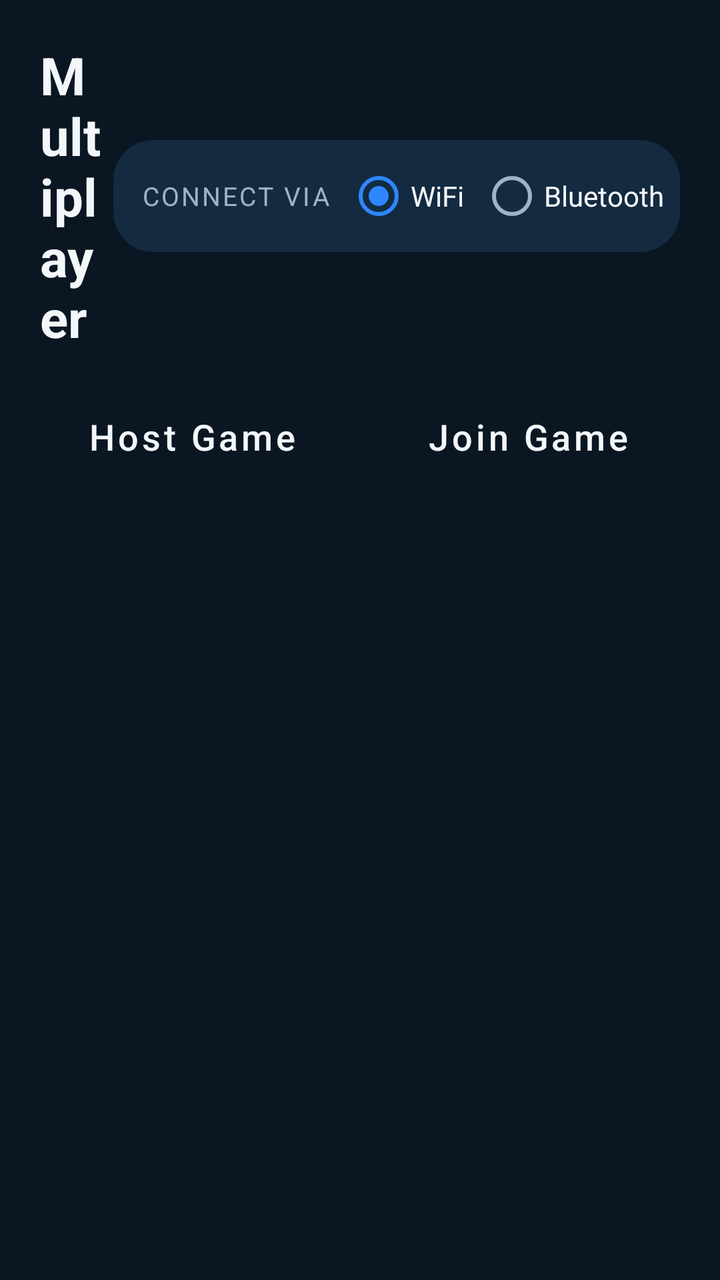
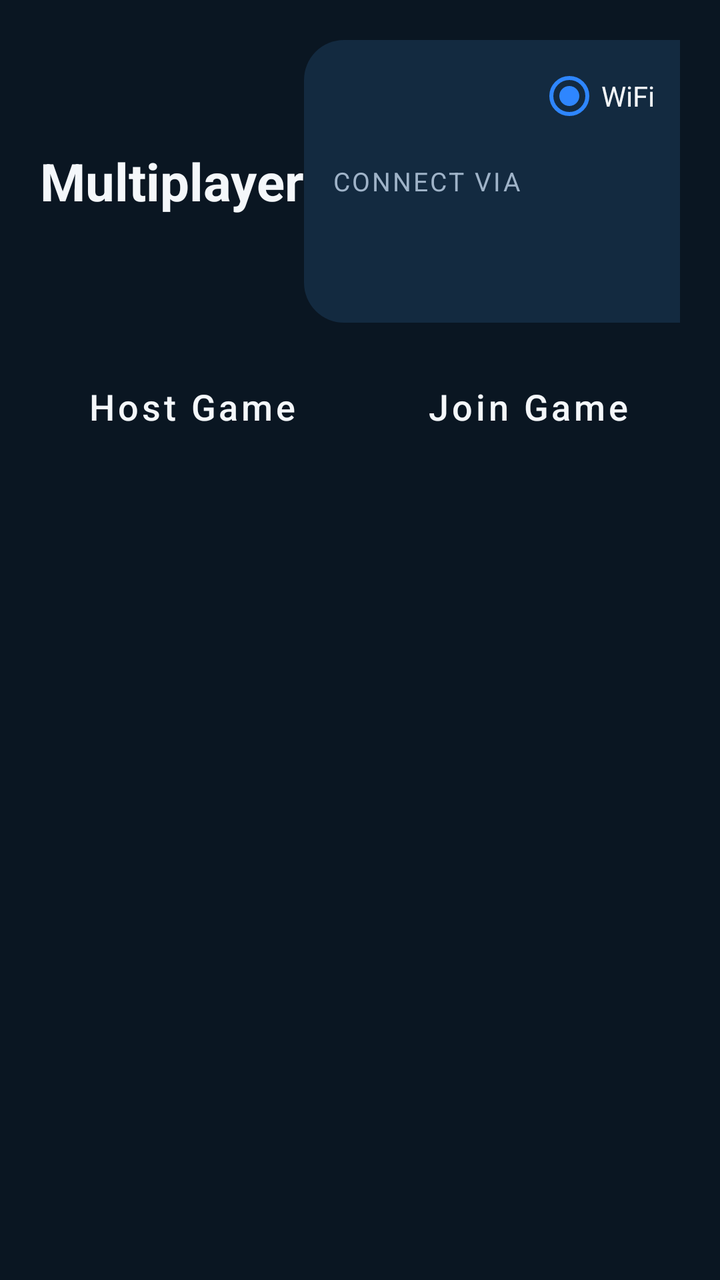

Two renders of the same Android screen: before a commit and after it. Below are the layout's source before the change and the commit's diff.
<!-- AndroidManifest.xml: application theme Theme.TableHockey -->
<!-- res/layout/activity_wifi_lobby.xml -->
<?xml version="1.0" encoding="utf-8"?>
<ScrollView xmlns:android="http://schemas.android.com/apk/res/android"
    android:layout_width="match_parent"
    android:layout_height="match_parent"
    android:background="@color/bg_dark">

    <LinearLayout
        android:layout_width="match_parent"
        android:layout_height="wrap_content"
        android:orientation="vertical"
        android:padding="20dp">

        <LinearLayout
            android:layout_width="match_parent"
            android:layout_height="wrap_content"
            android:orientation="horizontal"
            android:gravity="center_vertical"
            android:layout_marginBottom="14dp">

            <TextView
                android:layout_width="0dp"
                android:layout_height="wrap_content"
                android:layout_weight="1"
                android:text="@string/mp_title"
                android:textColor="@color/text_primary"
                android:textSize="26sp"
                android:textStyle="bold" />

            
            <LinearLayout
                android:layout_width="wrap_content"
                android:layout_height="wrap_content"
                android:orientation="horizontal"
                android:gravity="center_vertical"
                android:background="@drawable/bg_card"
                android:paddingStart="14dp"
                android:paddingEnd="8dp"
                android:paddingTop="4dp"
                android:paddingBottom="4dp">

                <TextView style="@style/SectionLabel" android:layout_width="wrap_content" android:layout_height="wrap_content" android:text="@string/mp_connection" android:layout_marginEnd="8dp" />

                <RadioGroup
                    android:id="@+id/radioConnection"
                    android:layout_width="wrap_content"
                    android:layout_height="wrap_content"
                    android:orientation="horizontal">
                    <RadioButton android:id="@+id/connWifi" android:layout_width="wrap_content" android:layout_height="wrap_content" android:text="@string/mp_wifi" android:textColor="@color/text_primary" android:checked="true" />
                    <RadioButton android:id="@+id/connBluetooth" android:layout_width="wrap_content" android:layout_height="wrap_content" android:layout_marginStart="8dp" android:text="@string/mp_bluetooth" android:textColor="@color/text_primary" />
                </RadioGroup>
            </LinearLayout>
        </LinearLayout>

        
        <LinearLayout
            android:id="@+id/chooserLayout"
            android:layout_width="match_parent"
            android:layout_height="wrap_content"
            android:orientation="horizontal">

            <Button android:id="@+id/btnHostGame" style="@style/MenuButton" android:layout_width="0dp" android:layout_weight="1" android:layout_marginEnd="8dp" android:text="@string/wifi_host" />
            <Button android:id="@+id/btnJoinGame" style="@style/MenuButton" android:layout_width="0dp" android:layout_weight="1" android:layout_marginStart="8dp" android:text="@string/wifi_join" />
        </LinearLayout>

        
        <LinearLayout
            android:id="@+id/hostLayout"
            android:layout_width="match_parent"
            android:layout_height="wrap_content"
            android:orientation="vertical"
            android:visibility="gone">

            <LinearLayout
                android:layout_width="match_parent"
                android:layout_height="wrap_content"
                android:orientation="horizontal">

                <LinearLayout
                    android:layout_width="0dp"
                    android:layout_height="wrap_content"
                    android:layout_weight="1"
                    android:orientation="vertical"
                    android:background="@drawable/bg_card"
                    android:padding="14dp"
                    android:layout_marginEnd="8dp">
                    <TextView style="@style/SectionLabel" android:layout_width="wrap_content" android:layout_height="wrap_content" android:text="@string/wifi_host_team" />
                    <Spinner android:id="@+id/spinnerHostTeam" android:layout_width="match_parent" android:layout_height="44dp" android:layout_marginTop="6dp" />
                </LinearLayout>

                <LinearLayout
                    android:layout_width="0dp"
                    android:layout_height="wrap_content"
                    android:layout_weight="1"
                    android:orientation="vertical"
                    android:background="@drawable/bg_card"
                    android:padding="14dp"
                    android:layout_marginStart="8dp">
                    <TextView style="@style/SectionLabel" android:layout_width="wrap_content" android:layout_height="wrap_content" android:text="@string/wifi_guest_team" />
                    <Spinner android:id="@+id/spinnerGuestTeam" android:layout_width="match_parent" android:layout_height="44dp" android:layout_marginTop="6dp" />
                </LinearLayout>
            </LinearLayout>

            <LinearLayout
                android:layout_width="match_parent"
                android:layout_height="wrap_content"
                android:orientation="vertical"
                android:background="@drawable/bg_card"
                android:padding="14dp"
                android:layout_marginTop="12dp">

                <TextView style="@style/SectionLabel" android:layout_width="wrap_content" android:layout_height="wrap_content" android:text="@string/settings_period_length" />

                <RadioGroup
                    android:id="@+id/radioHostPeriod"
                    android:layout_width="match_parent"
                    android:layout_height="wrap_content"
                    android:orientation="horizontal"
                    android:layout_marginTop="6dp">
                    <RadioButton android:id="@+id/hostPeriod1" android:layout_width="0dp" android:layout_height="wrap_content" android:layout_weight="1" android:text="@string/period_1" android:textColor="@color/text_primary" />
                    <RadioButton android:id="@+id/hostPeriod2" android:layout_width="0dp" android:layout_height="wrap_content" android:layout_weight="1" android:text="@string/period_2" android:textColor="@color/text_primary" android:checked="true" />
                    <RadioButton android:id="@+id/hostPeriod3" android:layout_width="0dp" android:layout_height="wrap_content" android:layout_weight="1" android:text="@string/period_3" android:textColor="@color/text_primary" />
                    <RadioButton android:id="@+id/hostPeriod5" android:layout_width="0dp" android:layout_height="wrap_content" android:layout_weight="1" android:text="@string/period_5" android:textColor="@color/text_primary" />
                </RadioGroup>
            </LinearLayout>

            <TextView
                android:id="@+id/hostHintText"
                android:layout_width="match_parent"
                android:layout_height="wrap_content"
                android:layout_marginTop="10dp"
                android:text="@string/bt_hint_host"
                android:textColor="@color/text_secondary"
                android:textSize="14sp"
                android:visibility="gone" />

            <LinearLayout
                android:layout_width="match_parent"
                android:layout_height="wrap_content"
                android:orientation="horizontal"
                android:layout_marginTop="12dp">
                <Button android:id="@+id/btnStartHosting" style="@style/MenuButton" android:layout_width="0dp" android:layout_weight="1" android:layout_marginEnd="8dp" android:text="@string/wifi_host" />
                <Button android:id="@+id/btnDiscoverable" style="@style/MenuButton" android:layout_width="0dp" android:layout_weight="1" android:layout_marginEnd="8dp" android:text="@string/bt_make_discoverable" android:visibility="gone" />
                <Button android:id="@+id/btnCancelHost" style="@style/MenuButton" android:layout_width="0dp" android:layout_weight="1" android:backgroundTint="@color/accent_red" android:text="@string/wifi_cancel" />
            </LinearLayout>

            <TextView
                android:id="@+id/hostStatusText"
                android:layout_width="match_parent"
                android:layout_height="wrap_content"
                android:layout_marginTop="12dp"
                android:gravity="center"
                android:textColor="@color/text_secondary"
                android:visibility="gone" />
        </LinearLayout>

        
        <LinearLayout
            android:id="@+id/joinLayout"
            android:layout_width="match_parent"
            android:layout_height="wrap_content"
            android:orientation="vertical"
            android:visibility="gone">

            <TextView
                android:id="@+id/joinHintText"
                android:layout_width="match_parent"
                android:layout_height="wrap_content"
                android:text="@string/wifi_hint_join"
                android:textColor="@color/text_secondary"
                android:textSize="14sp"
                android:layout_marginBottom="8dp" />

            <TextView
                android:id="@+id/joinStatusText"
                android:layout_width="match_parent"
                android:layout_height="wrap_content"
                android:gravity="center"
                android:textColor="@color/text_primary"
                android:textStyle="bold"
                android:text="@string/wifi_searching_status"
                android:layout_marginBottom="10dp" />

            <LinearLayout
                android:id="@+id/discoveredListContainer"
                android:layout_width="match_parent"
                android:layout_height="wrap_content"
                android:orientation="vertical" />

            <Button
                android:id="@+id/btnScan"
                style="@style/MenuButton"
                android:layout_marginTop="12dp"
                android:text="@string/bt_scan"
                android:visibility="gone" />

            <LinearLayout
                android:id="@+id/manualIpRow"
                android:layout_width="match_parent"
                android:layout_height="wrap_content"
                android:orientation="vertical"
                android:layout_marginTop="14dp">

                <TextView
                    style="@style/SectionLabel"
                    android:layout_width="wrap_content"
                    android:layout_height="wrap_content"
                    android:text="@string/wifi_manual_ip_hint" />

                <LinearLayout
                    android:layout_width="match_parent"
                    android:layout_height="wrap_content"
                    android:orientation="horizontal"
                    android:gravity="center_vertical"
                    android:layout_marginTop="6dp">

                    <EditText
                        android:id="@+id/editHostIp"
                        android:layout_width="0dp"
                        android:layout_height="wrap_content"
                        android:layout_weight="1"
                        android:inputType="textUri"
                        android:hint="192.168.1.10"
                        android:textColor="@color/text_primary"
                        android:textColorHint="@color/text_secondary" />

                    <Button
                        android:id="@+id/btnConnectIp"
                        android:layout_width="wrap_content"
                        android:layout_height="wrap_content"
                        android:text="@string/wifi_connect_button" />
                </LinearLayout>
            </LinearLayout>

            <Button
                android:id="@+id/btnCancelJoin"
                style="@style/MenuButton"
                android:layout_marginTop="16dp"
                android:backgroundTint="@color/accent_red"
                android:text="@string/wifi_cancel" />
        </LinearLayout>

    </LinearLayout>
</ScrollView>
<!-- resources referenced by this layout -->
<resources>
  <color name="accent_red">#D8323C</color>
  <color name="bg_dark">#0A1622</color>
  <color name="text_primary">#F4F7FA</color>
  <color name="text_secondary">#9FB3C8</color>
  <!-- drawable bg_card (drawable) -->
  <?xml version="1.0" encoding="utf-8"?>
  <shape xmlns:android="http://schemas.android.com/apk/res/android">
      <solid android:color="@color/bg_dark_2" />
      <corners android:radius="20dp" />
  </shape>
  <string name="bt_hint_host">Pair the two tablets in Bluetooth settings first, or tap Make Discoverable and scan from the other tablet.</string>
  <string name="bt_make_discoverable">Make Discoverable</string>
  <string name="bt_scan">Scan for Devices</string>
  <string name="mp_bluetooth">Bluetooth</string>
  <string name="mp_connection">Connect via</string>
  <string name="mp_title">Multiplayer</string>
  <string name="mp_wifi">WiFi</string>
  <string name="period_1">1 min</string>
  <string name="period_2">2 min</string>
  <string name="period_3">3 min</string>
  <string name="period_5">5 min</string>
  <string name="settings_period_length">Period Length</string>
  <string name="wifi_cancel">Cancel</string>
  <string name="wifi_connect_button">Connect</string>
  <string name="wifi_guest_team">Guest Team</string>
  <string name="wifi_hint_join">Both tablets must be on the same WiFi network.</string>
  <string name="wifi_host">Host Game</string>
  <string name="wifi_host_team">Host Team</string>
  <string name="wifi_join">Join Game</string>
  <string name="wifi_manual_ip_hint">Or enter the host\'s IP address</string>
  <string name="wifi_searching_status">Searching for games on your WiFi…</string>
  <style name="MenuButton" parent="Widget.MaterialComponents.Button">
          <item name="android:layout_width">match_parent</item>
          <item name="android:layout_height">56dp</item>
          <item name="android:textSize">18sp</item>
          <item name="android:textAllCaps">false</item>
          <item name="backgroundTint">@color/button_bg</item>
          <item name="android:textColor">@color/text_primary</item>
          <item name="cornerRadius">14dp</item>
      </style>
  <style name="SectionLabel">
          <item name="android:textColor">@color/text_secondary</item>
          <item name="android:textSize">13sp</item>
          <item name="android:textAllCaps">true</item>
          <item name="android:letterSpacing">0.08</item>
      </style>
  <style name="Theme.TableHockey" parent="Theme.MaterialComponents.NoActionBar">
          <item name="colorPrimary">@color/accent</item>
          <item name="colorPrimaryDark">@color/bg_dark</item>
          <item name="colorAccent">@color/accent</item>
          <item name="android:windowBackground">@color/bg_dark</item>
          <item name="android:statusBarColor">@color/bg_dark</item>
          <item name="android:navigationBarColor">@color/bg_dark</item>
          <item name="android:windowFullscreen">false</item>
          <item name="android:spinnerItemStyle">@style/SpinnerItem</item>
          <item name="android:textColorPrimary">@color/text_primary</item>
          <item name="android:textColorSecondary">@color/text_secondary</item>
      </style>
  <color name="bg_dark_2">#132A40</color>
  <color name="button_bg">#173A5E</color>
  <color name="accent">#2E86FF</color>
  <style name="SpinnerItem" parent="Widget.AppCompat.TextView.SpinnerItem">
          <item name="android:textColor">@color/text_primary</item>
      </style>
</resources>

<!-- the commit's change to res/layout/activity_wifi_lobby.xml (unified diff, before → after) -->
@@ -47,6 +47,7 @@
                     android:orientation="horizontal">
                     <RadioButton android:id="@+id/connWifi" android:layout_width="wrap_content" android:layout_height="wrap_content" android:text="@string/mp_wifi" android:textColor="@color/text_primary" android:checked="true" />
                     <RadioButton android:id="@+id/connBluetooth" android:layout_width="wrap_content" android:layout_height="wrap_content" android:layout_marginStart="8dp" android:text="@string/mp_bluetooth" android:textColor="@color/text_primary" />
+                    <RadioButton android:id="@+id/connInternet" android:layout_width="wrap_content" android:layout_height="wrap_content" android:layout_marginStart="8dp" android:text="@string/mp_internet" android:textColor="@color/text_primary" />
                 </RadioGroup>
             </LinearLayout>
         </LinearLayout>
@@ -133,6 +134,20 @@
                 android:textSize="14sp"
                 android:visibility="gone" />
 
+            <TextView
+                android:id="@+id/hostRoomCodeText"
+                android:layout_width="match_parent"
+                android:layout_height="wrap_content"
+                android:layout_marginTop="10dp"
+                android:background="@drawable/bg_card"
+                android:padding="14dp"
+                android:gravity="center"
+                android:textColor="@color/text_primary"
+                android:textSize="34sp"
+                android:textStyle="bold"
+                android:letterSpacing="0.2"
+                android:visibility="gone" />
+
             <LinearLayout
                 android:layout_width="match_parent"
                 android:layout_height="wrap_content"
@@ -225,6 +240,46 @@
 
                     <Button
                         android:id="@+id/btnConnectIp"
+                        android:layout_width="wrap_content"
+                        android:layout_height="wrap_content"
+                        android:text="@string/wifi_connect_button" />
+                </LinearLayout>
+            </LinearLayout>
+
+            <LinearLayout
+                android:id="@+id/manualCodeRow"
+                android:layout_width="match_parent"
+                android:layout_height="wrap_content"
+                android:orientation="vertical"
+                android:layout_marginTop="14dp"
+                android:visibility="gone">
+
+                <TextView
+                    style="@style/SectionLabel"
+                    android:layout_width="wrap_content"
+                    android:layout_height="wrap_content"
+                    android:text="@string/internet_room_code_hint" />
+
+                <LinearLayout
+                    android:layout_width="match_parent"
+                    android:layout_height="wrap_content"
+                    android:orientation="horizontal"
+                    android:gravity="center_vertical"
+                    android:layout_marginTop="6dp">
+
+                    <EditText
+                        android:id="@+id/editRoomCode"
+                        android:layout_width="0dp"
+                        android:layout_height="wrap_content"
+                        android:layout_weight="1"
+                        android:inputType="textCapCharacters"
+                        android:maxLength="8"
+                        android:hint="ABCDE"
+                        android:textColor="@color/text_primary"
+                        android:textColorHint="@color/text_secondary" />
+
+                    <Button
+                        android:id="@+id/btnConnectCode"
                         android:layout_width="wrap_content"
                         android:layout_height="wrap_content"
                         android:text="@string/wifi_connect_button" />
<!-- resource entries referenced after the edit -->
@@ -13,8 +13,10 @@
   <string name="bt_hint_host">Pair the two tablets in Bluetooth settings first, or tap Make Discoverable and scan from the other tablet.</string>
   <string name="bt_make_discoverable">Make Discoverable</string>
   <string name="bt_scan">Scan for Devices</string>
+  <string name="internet_room_code_hint">Enter the host\'s room code</string>
   <string name="mp_bluetooth">Bluetooth</string>
   <string name="mp_connection">Connect via</string>
+  <string name="mp_internet">Internet</string>
   <string name="mp_title">Multiplayer</string>
   <string name="mp_wifi">WiFi</string>
   <string name="period_1">1 min</string>
